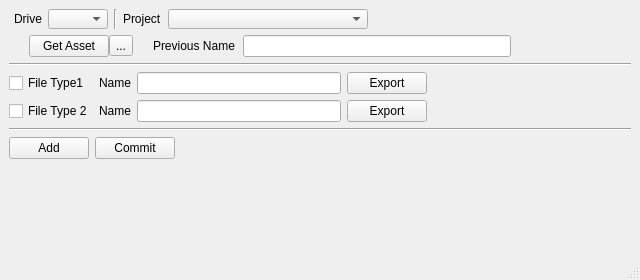
Above: riggerTools/python/function/pipeline/file_manager/file_manager_ui/fileExporterFinal.ui from narongtum/nmTools before the change. Below: the same form after it.
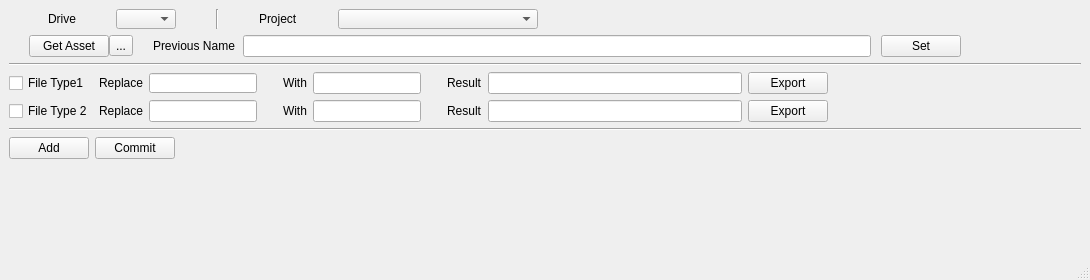
That is the form after the change.

Diff of the .ui file:
```diff
--- a/riggerTools/python/function/pipeline/file_manager/file_manager_ui/fileExporterFinal.ui
+++ b/riggerTools/python/function/pipeline/file_manager/file_manager_ui/fileExporterFinal.ui
@@ -6,13 +6,13 @@
    <rect>
     <x>0</x>
     <y>0</y>
-    <width>640</width>
+    <width>1090</width>
     <height>280</height>
    </rect>
   </property>
   <property name="minimumSize">
    <size>
-    <width>640</width>
+    <width>760</width>
     <height>280</height>
    </size>
   </property>
@@ -42,7 +42,7 @@
      </widget>
     </item>
     <item row="1" column="0">
-     <layout class="QGridLayout" name="getAsset_gridLayout" rowstretch="0" columnstretch="1,0,0,0,0,0,0,0">
+     <layout class="QGridLayout" name="getAsset_gridLayout" rowstretch="0" columnstretch="1,0,0,0,0,0,0,0,0">
       <property name="sizeConstraint">
        <enum>QLayout::SetMaximumSize</enum>
       </property>
@@ -61,6 +61,25 @@
       <property name="spacing">
        <number>0</number>
       </property>
+      <item row="0" column="8">
+       <spacer name="getAsset_1_horizontalSpacer">
+        <property name="orientation">
+         <enum>Qt::Horizontal</enum>
+        </property>
+        <property name="sizeType">
+         <enum>QSizePolicy::Fixed</enum>
+        </property>
+        <property name="sizeHint" stdset="0">
+         <size>
+          <width>120</width>
+          <height>20</height>
+         </size>
+        </property>
+       </spacer>
+      </item>
+      <item row="0" column="5">
+       <widget class="QLineEdit" name="input_path_lineEdit"/>
+      </item>
       <item row="0" column="4">
        <widget class="QLabel" name="previous_text_label">
         <property name="sizePolicy">
@@ -80,41 +99,6 @@
         </property>
        </widget>
       </item>
-      <item row="0" column="7">
-       <spacer name="getAsset_1_horizontalSpacer">
-        <property name="orientation">
-         <enum>Qt::Horizontal</enum>
-        </property>
-        <property name="sizeType">
-         <enum>QSizePolicy::Fixed</enum>
-        </property>
-        <property name="sizeHint" stdset="0">
-         <size>
-          <width>120</width>
-          <height>20</height>
-         </size>
-        </property>
-       </spacer>
-      </item>
-      <item row="0" column="5">
-       <widget class="QLineEdit" name="input_path_lineEdit"/>
-      </item>
-      <item row="0" column="0">
-       <spacer name="getAsset_2_horizontalSpacer">
-        <property name="orientation">
-         <enum>Qt::Horizontal</enum>
-        </property>
-        <property name="sizeType">
-         <enum>QSizePolicy::Fixed</enum>
-        </property>
-        <property name="sizeHint" stdset="0">
-         <size>
-          <width>20</width>
-          <height>20</height>
-         </size>
-        </property>
-       </spacer>
-      </item>
       <item row="0" column="1">
        <widget class="QPushButton" name="getAsset_pushButton">
         <property name="text">
@@ -129,6 +113,22 @@
         </property>
        </widget>
       </item>
+      <item row="0" column="0">
+       <spacer name="getAsset_2_horizontalSpacer">
+        <property name="orientation">
+         <enum>Qt::Horizontal</enum>
+        </property>
+        <property name="sizeType">
+         <enum>QSizePolicy::Fixed</enum>
+        </property>
+        <property name="sizeHint" stdset="0">
+         <size>
+          <width>20</width>
+          <height>20</height>
+         </size>
+        </property>
+       </spacer>
+      </item>
       <item row="0" column="3">
        <spacer name="getAsset_3_horizontalSpacer">
         <property name="orientation">
@@ -145,6 +145,29 @@
         </property>
        </spacer>
       </item>
+      <item row="0" column="7">
+       <widget class="QPushButton" name="pushButton">
+        <property name="text">
+         <string>Set</string>
+        </property>
+       </widget>
+      </item>
+      <item row="0" column="6">
+       <spacer name="horizontalSpacer_2">
+        <property name="orientation">
+         <enum>Qt::Horizontal</enum>
+        </property>
+        <property name="sizeType">
+         <enum>QSizePolicy::Fixed</enum>
+        </property>
+        <property name="sizeHint" stdset="0">
+         <size>
+          <width>10</width>
+          <height>20</height>
+         </size>
+        </property>
+       </spacer>
+      </item>
      </layout>
     </item>
     <item row="5" column="0">
@@ -179,14 +202,139 @@
      </layout>
     </item>
     <item row="3" column="0">
-     <layout class="QGridLayout" name="body_gridLayout">
+     <layout class="QGridLayout" name="body_gridLayout" columnstretch="0,0,0,0,0,0,0,0,0,0,0">
       <property name="sizeConstraint">
        <enum>QLayout::SetMaximumSize</enum>
       </property>
-      <item row="0" column="1">
-       <widget class="QLabel" name="export_name_1_label">
+      <item row="1" column="9">
+       <widget class="QPushButton" name="export_2_pushButton">
         <property name="text">
-         <string>Name</string>
+         <string>Export</string>
+        </property>
+       </widget>
+      </item>
+      <item row="0" column="10">
+       <spacer name="export_name_01_horizontalSpacer">
+        <property name="orientation">
+         <enum>Qt::Horizontal</enum>
+        </property>
+        <property name="sizeHint" stdset="0">
+         <size>
+          <width>40</width>
+          <height>20</height>
+         </size>
+        </property>
+       </spacer>
+      </item>
+      <item row="0" column="9">
+       <widget class="QPushButton" name="export_1_pushButton">
+        <property name="text">
+         <string>Export</string>
+        </property>
+       </widget>
+      </item>
+      <item row="0" column="8">
+       <widget class="QLineEdit" name="text_result_01_lineEdit">
+        <property name="sizePolicy">
+         <sizepolicy hsizetype="Expanding" vsizetype="Expanding">
+          <horstretch>0</horstretch>
+          <verstretch>0</verstretch>
+         </sizepolicy>
+        </property>
+        <property name="minimumSize">
+         <size>
+          <width>180</width>
+          <height>0</height>
+         </size>
+        </property>
+       </widget>
+      </item>
+      <item row="0" column="3">
+       <spacer name="replace_01_horizontalSpacer">
+        <property name="orientation">
+         <enum>Qt::Horizontal</enum>
+        </property>
+        <property name="sizeType">
+         <enum>QSizePolicy::Maximum</enum>
+        </property>
+        <property name="sizeHint" stdset="0">
+         <size>
+          <width>20</width>
+          <height>20</height>
+         </size>
+        </property>
+       </spacer>
+      </item>
+      <item row="0" column="5">
+       <widget class="QLineEdit" name="text_with_01_lineEdit">
+        <property name="sizePolicy">
+         <sizepolicy hsizetype="Preferred" vsizetype="Preferred">
+          <horstretch>0</horstretch>
+          <verstretch>0</verstretch>
+         </sizepolicy>
+        </property>
+        <property name="minimumSize">
+         <size>
+          <width>80</width>
+          <height>0</height>
+         </size>
+        </property>
+        <property name="maximumSize">
+         <size>
+          <width>120</width>
+          <height>16777215</height>
+         </size>
+        </property>
+       </widget>
+      </item>
+      <item row="0" column="6">
+       <spacer name="with_01_horizontalSpacer">
+        <property name="orientation">
+         <enum>Qt::Horizontal</enum>
+        </property>
+        <property name="sizeType">
+         <enum>QSizePolicy::Maximum</enum>
+        </property>
+        <property name="sizeHint" stdset="0">
+         <size>
+          <width>20</width>
+          <height>20</height>
+         </size>
+        </property>
+       </spacer>
+      </item>
+      <item row="1" column="1">
+       <widget class="QLabel" name="export_replace_02_label">
+        <property name="text">
+         <string>Replace</string>
+        </property>
+       </widget>
+      </item>
+      <item row="1" column="4">
+       <widget class="QLabel" name="export_with_02_label">
+        <property name="text">
+         <string>With</string>
+        </property>
+       </widget>
+      </item>
+      <item row="0" column="4">
+       <widget class="QLabel" name="export_with_01_label">
+        <property name="text">
+         <string>With</string>
+        </property>
+       </widget>
+      </item>
+      <item row="0" column="7">
+       <widget class="QLabel" name="export_result_01_label">
+        <property name="text">
+         <string>Result</string>
+        </property>
+       </widget>
+      </item>
+      <item row="1" column="7">
+       <widget class="QLabel" name="export_result_02_label">
+        <property name="text">
+         <string>Result</string>
         </property>
        </widget>
       </item>
@@ -197,6 +345,35 @@
         </property>
        </widget>
       </item>
+      <item row="1" column="2">
+       <widget class="QLineEdit" name="text_replace_02_lineEdit">
+        <property name="sizePolicy">
+         <sizepolicy hsizetype="Preferred" vsizetype="Preferred">
+          <horstretch>0</horstretch>
+          <verstretch>0</verstretch>
+         </sizepolicy>
+        </property>
+        <property name="minimumSize">
+         <size>
+          <width>80</width>
+          <height>0</height>
+         </size>
+        </property>
+        <property name="maximumSize">
+         <size>
+          <width>120</width>
+          <height>16777215</height>
+         </size>
+        </property>
+       </widget>
+      </item>
+      <item row="0" column="1">
+       <widget class="QLabel" name="export_replace_01_label">
+        <property name="text">
+         <string>Replace</string>
+        </property>
+       </widget>
+      </item>
       <item row="0" column="0">
        <widget class="QCheckBox" name="asset_1_checkBox">
         <property name="text">
@@ -204,42 +381,100 @@
         </property>
        </widget>
       </item>
+      <item row="0" column="2">
+       <widget class="QLineEdit" name="text_replace_01_lineEdit">
+        <property name="sizePolicy">
+         <sizepolicy hsizetype="Preferred" vsizetype="Preferred">
+          <horstretch>0</horstretch>
+          <verstretch>0</verstretch>
+         </sizepolicy>
+        </property>
+        <property name="minimumSize">
+         <size>
+          <width>80</width>
+          <height>0</height>
+         </size>
+        </property>
+        <property name="maximumSize">
+         <size>
+          <width>120</width>
+          <height>20</height>
+         </size>
+        </property>
+       </widget>
+      </item>
+      <item row="1" column="5">
+       <widget class="QLineEdit" name="text_with_02_lineEdit">
+        <property name="sizePolicy">
+         <sizepolicy hsizetype="Preferred" vsizetype="Preferred">
+          <horstretch>0</horstretch>
+          <verstretch>0</verstretch>
+         </sizepolicy>
+        </property>
+        <property name="minimumSize">
+         <size>
+          <width>80</width>
+          <height>0</height>
+         </size>
+        </property>
+        <property name="maximumSize">
+         <size>
+          <width>120</width>
+          <height>16777215</height>
+         </size>
+        </property>
+       </widget>
+      </item>
       <item row="1" column="3">
-       <widget class="QPushButton" name="export_2_pushButton">
-        <property name="text">
-         <string>Export</string>
+       <spacer name="replace_02_horizontalSpacer">
+        <property name="orientation">
+         <enum>Qt::Horizontal</enum>
         </property>
-       </widget>
-      </item>
-      <item row="0" column="3">
-       <widget class="QPushButton" name="export_1_pushButton">
-        <property name="text">
-         <string>Export</string>
+        <property name="sizeType">
+         <enum>QSizePolicy::Maximum</enum>
         </property>
-       </widget>
+        <property name="sizeHint" stdset="0">
+         <size>
+          <width>20</width>
+          <height>20</height>
+         </size>
+        </property>
+       </spacer>
       </item>
-      <item row="0" column="4">
-       <spacer name="export_name_1_horizontalSpacer">
+      <item row="1" column="6">
+       <spacer name="with_02_horizontalSpacer">
         <property name="orientation">
          <enum>Qt::Horizontal</enum>
         </property>
+        <property name="sizeType">
+         <enum>QSizePolicy::Maximum</enum>
+        </property>
         <property name="sizeHint" stdset="0">
          <size>
-          <width>40</width>
+          <width>20</width>
           <height>20</height>
          </size>
         </property>
        </spacer>
       </item>
-      <item row="1" column="1">
-       <widget class="QLabel" name="export_name_2_label">
-        <property name="text">
-         <string>Name</string>
+      <item row="1" column="8">
+       <widget class="QLineEdit" name="text_result_02_lineEdit">
+        <property name="sizePolicy">
+         <sizepolicy hsizetype="Expanding" vsizetype="Expanding">
+          <horstretch>0</horstretch>
+          <verstretch>0</verstretch>
+         </sizepolicy>
         </property>
+        <property name="minimumSize">
+         <size>
+          <width>180</width>
+          <height>0</height>
+         </size>
+        </property>
        </widget>
       </item>
-      <item row="1" column="4">
-       <spacer name="export_name_2_horizontalSpacer">
+      <item row="1" column="10">
+       <spacer name="export_name_02_horizontalSpacer">
         <property name="orientation">
          <enum>Qt::Horizontal</enum>
         </property>
@@ -251,12 +486,6 @@
         </property>
        </spacer>
       </item>
-      <item row="0" column="2">
-       <widget class="QLineEdit" name="text_1_lineEdit"/>
-      </item>
-      <item row="1" column="2">
-       <widget class="QLineEdit" name="text_2_lineEdit"/>
-      </item>
      </layout>
     </item>
     <item row="0" column="0">
@@ -269,6 +498,12 @@
       </property>
       <item>
        <widget class="QLabel" name="drive_label">
+        <property name="sizePolicy">
+         <sizepolicy hsizetype="Fixed" vsizetype="Fixed">
+          <horstretch>0</horstretch>
+          <verstretch>0</verstretch>
+         </sizepolicy>
+        </property>
         <property name="text">
          <string>Drive</string>
         </property>
@@ -277,7 +512,7 @@
       <item>
        <widget class="QComboBox" name="drive_comboBox">
         <property name="sizePolicy">
-         <sizepolicy hsizetype="Preferred" vsizetype="Fixed">
+         <sizepolicy hsizetype="Fixed" vsizetype="Fixed">
           <horstretch>100</horstretch>
           <verstretch>0</verstretch>
          </sizepolicy>
@@ -299,6 +534,12 @@
       </item>
       <item>
        <widget class="QLabel" name="project_label">
+        <property name="sizePolicy">
+         <sizepolicy hsizetype="Fixed" vsizetype="Preferred">
+          <horstretch>0</horstretch>
+          <verstretch>0</verstretch>
+         </sizepolicy>
+        </property>
         <property name="text">
          <string>Project</string>
         </property>
@@ -307,7 +548,7 @@
       <item>
        <widget class="QComboBox" name="project_comboBox">
         <property name="sizePolicy">
-         <sizepolicy hsizetype="Preferred" vsizetype="Fixed">
+         <sizepolicy hsizetype="Fixed" vsizetype="Fixed">
           <horstretch>0</horstretch>
           <verstretch>0</verstretch>
          </sizepolicy>
@@ -332,7 +573,7 @@
          <enum>Qt::Horizontal</enum>
         </property>
         <property name="sizeType">
-         <enum>QSizePolicy::Fixed</enum>
+         <enum>QSizePolicy::Preferred</enum>
         </property>
         <property name="sizeHint" stdset="0">
          <size>
```
